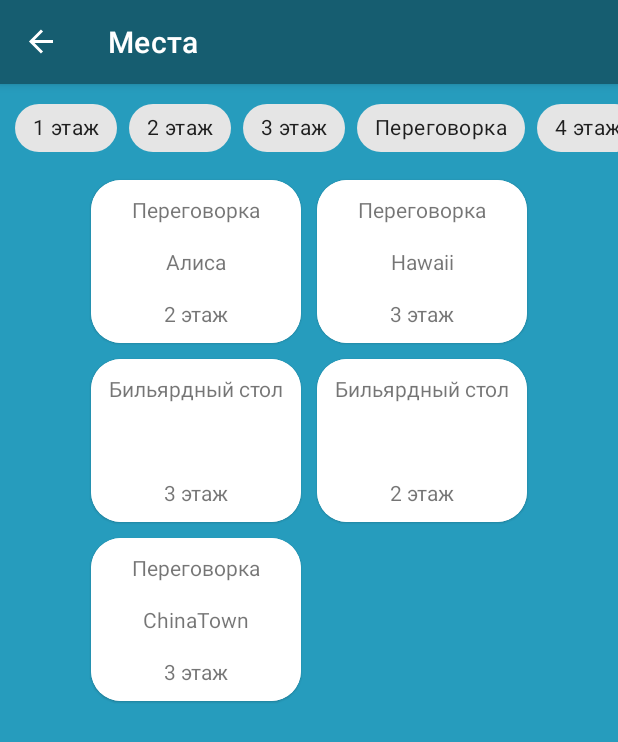
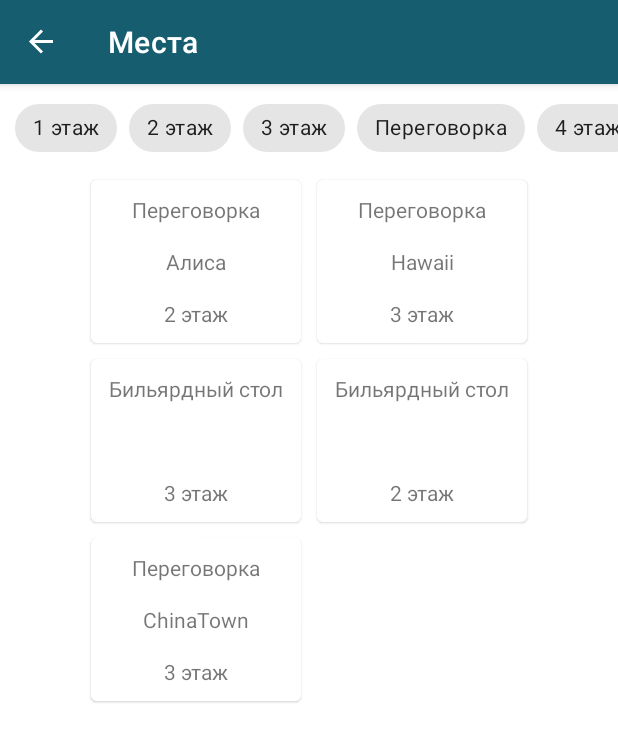
Before and after one commit to sv-bubenschikov/booking, an Android app: the PlacesFragment screen opened through its navigation route, on a phone screen of 412 x 824 dp. Shown: the top 742 px of the screen. Run offline under Robolectric (Android 15) with nearby library versions, the phone set to English and light mode, and no system bars; our stand-ins replace Dagger/Hilt's generated code, navigation-ui.

Commit message:
Исправил часть недочетов. Для оставшихся создал issue и добавил в код, где нужно исправить недочет, комментарий с ссылкой на конкретный issue.

```diff
--- a/app/build.gradle
+++ b/app/build.gradle
@@ -45,8 +45,6 @@ dependencies {
     implementation 'androidx.lifecycle:lifecycle-viewmodel-ktx:2.5.0'
     implementation 'androidx.navigation:navigation-fragment-ktx:2.5.0'
     implementation 'androidx.navigation:navigation-ui-ktx:2.5.0'
-    implementation 'androidx.legacy:legacy-support-v4:1.0.0'
-    implementation 'androidx.lifecycle:lifecycle-livedata-ktx:2.5.0'
     testImplementation 'junit:junit:4.+'
     androidTestImplementation 'androidx.test.ext:junit:1.1.3'
     androidTestImplementation 'androidx.test.espresso:espresso-core:3.4.0'
--- a/app/src/main/java/com/example/bookingapp/app/MainActivity.kt
+++ b/app/src/main/java/com/example/bookingapp/app/MainActivity.kt
@@ -15,6 +15,7 @@ class MainActivity : AppCompatActivity() {
         super.onCreate(savedInstanceState)
         setContentView(R.layout.activity_main)
 
+        //issue #10 https://github.com/sv-bubenschikov/booking/projects/1#card-84219457
         val navHostFragment =
             supportFragmentManager.findFragmentById(R.id.fragment_container_view) as NavHostFragment
         val navController = navHostFragment.navController
--- a/app/src/main/java/com/example/bookingapp/app/fragments/booking/BookingFragment.kt
+++ b/app/src/main/java/com/example/bookingapp/app/fragments/booking/BookingFragment.kt
@@ -43,6 +43,8 @@ class BookingFragment : Fragment(R.layout.fragment_booking) {
             }
         }, viewLifecycleOwner, Lifecycle.State.RESUMED)
 
+        //issue #15 https://github.com/sv-bubenschikov/booking/projects/1#card-84219374
+        //issue #16 https://github.com/sv-bubenschikov/booking/projects/1#card-84219374
         binding.addBooking.setOnClickListener {
             findNavController(view).navigate(R.id.action_bookingFragment_to_companiesFragment)
         }
--- a/app/src/main/java/com/example/bookingapp/app/fragments/places/PlaceAdapter.kt
+++ b/app/src/main/java/com/example/bookingapp/app/fragments/places/PlaceAdapter.kt
@@ -7,6 +7,7 @@ import androidx.recyclerview.widget.RecyclerView
 import com.example.bookingapp.databinding.CardPlaceBinding
 import com.example.bookingapp.domain.entities.Place
 
+//issue #11 https://github.com/sv-bubenschikov/booking/projects/1#card-84218188
 class PlaceAdapter(private val clickListener: () -> Unit) :
     RecyclerView.Adapter<PlaceAdapter.PlaceHolder>() {
 
@@ -25,9 +26,10 @@ class PlaceAdapter(private val clickListener: () -> Unit) :
         with(holder.viewBinding) {
             placeType.text = item.type
             placeName.text = item.name
-            placeFloor.text = "${item.floor} этаж"
+            placeFloor.text = item.floor
         }
 
+        //issue #12 https://github.com/sv-bubenschikov/booking/projects/1#card-84218285
         holder.itemView.setOnClickListener {
             clickListener.invoke()
         }
--- a/app/src/main/java/com/example/bookingapp/app/fragments/places/PlacesFragment.kt
+++ b/app/src/main/java/com/example/bookingapp/app/fragments/places/PlacesFragment.kt
@@ -34,7 +34,7 @@ class PlacesFragment : Fragment(R.layout.fragment_places) {
         }
         with(binding) {
             recyclePlaces.apply {
-                layoutManager = GridLayoutManager(this.context, 2)
+                //layoutManager = GridLayoutManager(this.context, 2)
                 adapter = placeAdapter
             }
 
--- a/app/src/main/java/com/example/bookingapp/data/entities/PlaceEntityForFB.kt
+++ b/app/src/main/java/com/example/bookingapp/data/entities/PlaceEntityForFB.kt
@@ -4,7 +4,7 @@ data class PlaceEntityForFB(
     val id: Int,
     val name: String,
     val type: String,
-    val floor: Int,
+    val floor: String,
     val numberParticipants: Int,
     val attributes: List<String>
 )
--- a/app/src/main/java/com/example/bookingapp/data/repositories/PlaceRepositoryImpl.kt
+++ b/app/src/main/java/com/example/bookingapp/data/repositories/PlaceRepositoryImpl.kt
@@ -6,11 +6,11 @@ import javax.inject.Inject
 
 class PlaceRepositoryImpl @Inject constructor() : PlaceRepository {
     private val places = listOf(
-        Place(1, "Алиса", "Переговорка", 2, 6, emptyList()),
-        Place(2, "Hawaii", "Переговорка", 3, 6, emptyList()),
-        Place(3, "", "Бильярдный стол", 3, 2, emptyList()),
-        Place(4, "", "Бильярдный стол", 2, 2, emptyList()),
-        Place(5, "ChinaTown", "Переговорка", 3, 10, emptyList())
+        Place(1, "Алиса", "Переговорка", "2 этаж", 6, emptyList()),
+        Place(2, "Hawaii", "Переговорка", "3 этаж", 6, emptyList()),
+        Place(3, "", "Бильярдный стол", "3 этаж", 2, emptyList()),
+        Place(4, "", "Бильярдный стол", "2 этаж", 2, emptyList()),
+        Place(5, "ChinaTown", "Переговорка", "3 этаж", 10, emptyList())
     )
 
 
--- a/app/src/main/java/com/example/bookingapp/domain/entities/Place.kt
+++ b/app/src/main/java/com/example/bookingapp/domain/entities/Place.kt
@@ -4,7 +4,7 @@ data class Place(
     val id: Int,
     val name: String,
     val type: String,
-    val floor: Int,
+    val floor: String,
     val numberParticipants: Int,
     val attributes: List<String>
 )
--- a/app/src/main/res/layout/card_place.xml
+++ b/app/src/main/res/layout/card_place.xml
@@ -6,8 +6,7 @@
     android:checkable="true"
     android:clickable="true"
     android:focusable="true"
-    android:layout_margin="5dp"
-    app:cardCornerRadius="20dp">
+    android:layout_margin="5dp">
 
     <androidx.constraintlayout.widget.ConstraintLayout
         android:layout_width="140dp"
--- a/app/src/main/res/layout/fragment_booking.xml
+++ b/app/src/main/res/layout/fragment_booking.xml
@@ -4,7 +4,6 @@
     xmlns:tools="http://schemas.android.com/tools"
     android:layout_width="match_parent"
     android:layout_height="match_parent"
-    android:background="?attr/colorOnBackground"
     tools:context=".app.fragments.booking.BookingFragment">
 
 
@@ -14,7 +13,6 @@
         android:layout_height="wrap_content"
         android:layout_marginEnd="30dp"
         android:layout_marginBottom="30dp"
-        android:backgroundTint="@color/white"
         android:src="@drawable/ic_baseline_add_24"
         app:layout_constraintBottom_toBottomOf="parent"
         app:layout_constraintEnd_toEndOf="parent" />
--- a/app/src/main/res/layout/fragment_booking_place.xml
+++ b/app/src/main/res/layout/fragment_booking_place.xml
@@ -4,7 +4,6 @@
     android:layout_width="match_parent"
     android:layout_height="match_parent"
     xmlns:app="http://schemas.android.com/apk/res-auto"
-    android:background="?attr/colorOnBackground"
     tools:context=".app.fragments.booking_place.BookingPlaceFragment">
 
     <Button
--- a/app/src/main/res/layout/fragment_companies.xml
+++ b/app/src/main/res/layout/fragment_companies.xml
@@ -4,7 +4,6 @@
     xmlns:tools="http://schemas.android.com/tools"
     android:layout_width="match_parent"
     android:layout_height="match_parent"
-    android:background="?attr/colorOnBackground"
     tools:context=".app.fragments.companies.CompaniesFragment">
 
     <Button
--- a/app/src/main/res/layout/fragment_places.xml
+++ b/app/src/main/res/layout/fragment_places.xml
@@ -4,7 +4,6 @@
     xmlns:tools="http://schemas.android.com/tools"
     android:layout_width="match_parent"
     android:layout_height="match_parent"
-    android:background="?attr/colorOnBackground"
     tools:context=".app.fragments.places.PlacesFragment">
 
     <HorizontalScrollView
@@ -34,6 +33,8 @@
         android:layout_width="wrap_content"
         android:layout_height="wrap_content"
         android:layout_marginTop="5dp"
+        app:layoutManager="androidx.recyclerview.widget.GridLayoutManager"
+        app:spanCount="2"
         app:layout_constraintEnd_toEndOf="parent"
         app:layout_constraintStart_toStartOf="parent"
         app:layout_constraintTop_toBottomOf="@id/chip_horizontal_scroll" />
--- a/app/src/main/res/layout/fragment_profile.xml
+++ b/app/src/main/res/layout/fragment_profile.xml
@@ -3,7 +3,6 @@
     xmlns:tools="http://schemas.android.com/tools"
     android:layout_width="match_parent"
     android:layout_height="match_parent"
-    android:background="?attr/colorOnBackground"
     tools:context=".app.fragments.profile.ProfileFragment">
 
     <TextView
```
